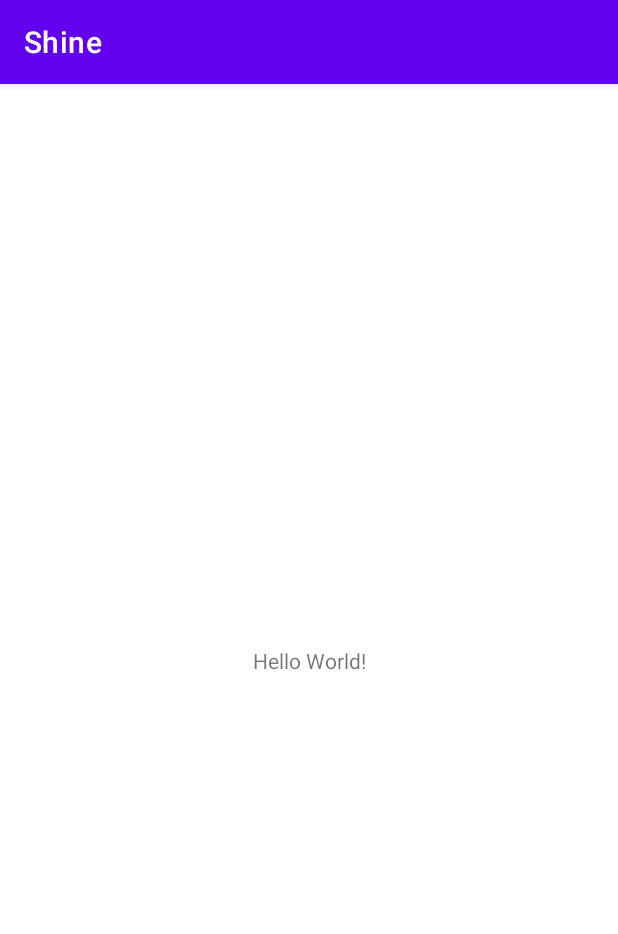
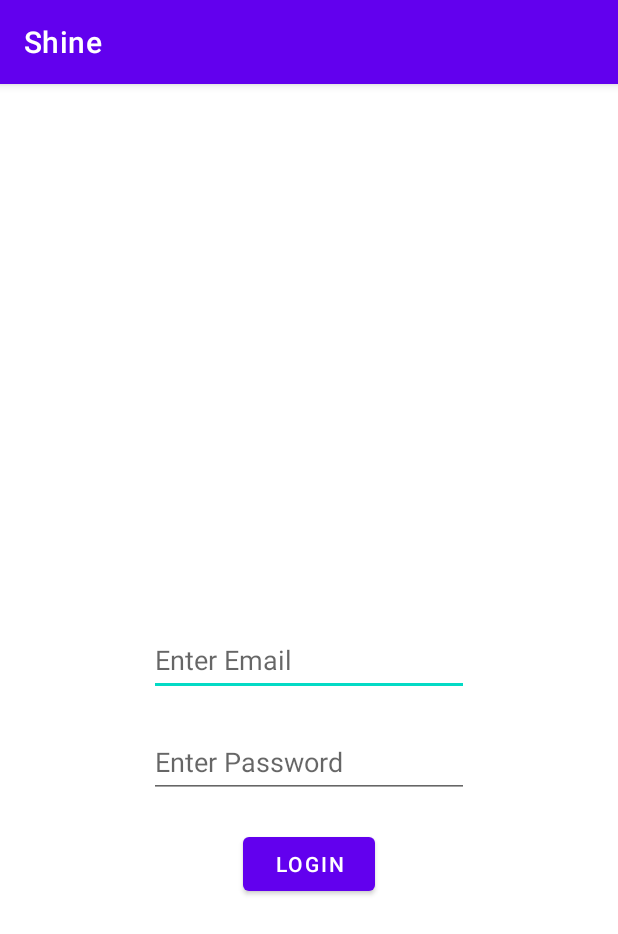
Before and after one commit to amalik23/Shine, an Android app: the screen it shows after launch (MainActivity), on a phone screen of 412 x 824 dp. Shown: the top 934 px of the screen. Run offline under Robolectric (Android 15) with nearby library versions, the phone set to English and light mode, and no system bars.

Commit message:
Added login and very bare bones home screen. Checks for any email and password entered and puts in shared preferences. Remembers if the user logged in already and goes to the home screen.

```diff
--- a/app/src/main/AndroidManifest.xml
+++ b/app/src/main/AndroidManifest.xml
@@ -10,6 +10,9 @@
         android:supportsRtl="true"
         android:theme="@style/Theme.Shine">
         <activity
+            android:name=".HomeScreenActivity"
+            android:exported="false" />
+        <activity
             android:name=".MainActivity"
             android:exported="true">
             <intent-filter>
--- a/app/src/main/res/layout/activity_main.xml
+++ b/app/src/main/res/layout/activity_main.xml
@@ -6,13 +6,50 @@
     android:layout_height="match_parent"
     tools:context=".MainActivity">
 
-    <TextView
+    <EditText
+        android:id="@+id/editTextTextEmailAddress"
         android:layout_width="wrap_content"
         android:layout_height="wrap_content"
-        android:text="Hello World!"
+        android:ems="10"
+        android:hint="@string/enter_email"
+        android:importantForAutofill="no"
+        android:inputType="textEmailAddress"
+        android:minHeight="48dp"
         app:layout_constraintBottom_toBottomOf="parent"
-        app:layout_constraintLeft_toLeftOf="parent"
-        app:layout_constraintRight_toRightOf="parent"
-        app:layout_constraintTop_toTopOf="parent" />
+        app:layout_constraintEnd_toEndOf="parent"
+        app:layout_constraintHorizontal_bias="0.5"
+        app:layout_constraintStart_toStartOf="parent"
+        app:layout_constraintTop_toTopOf="parent"
+        tools:ignore="TextContrastCheck" />
+
+    <EditText
+        android:id="@+id/editTextTextPassword"
+        android:layout_width="wrap_content"
+        android:layout_height="wrap_content"
+        android:layout_marginTop="20dp"
+        android:layout_marginBottom="20dp"
+        android:ems="10"
+        android:hint="@string/enter_password"
+        android:importantForAutofill="no"
+        android:inputType="textPassword"
+        android:minHeight="48dp"
+        app:layout_constraintBottom_toTopOf="@+id/button"
+        app:layout_constraintEnd_toEndOf="parent"
+        app:layout_constraintHorizontal_bias="0.5"
+        app:layout_constraintStart_toStartOf="parent"
+        app:layout_constraintTop_toBottomOf="@+id/editTextTextEmailAddress"
+        tools:ignore="TextContrastCheck" />
+
+    <Button
+        android:id="@+id/button"
+        android:layout_width="wrap_content"
+        android:layout_height="wrap_content"
+        android:layout_marginTop="20dp"
+        android:text="@string/login"
+        android:onClick="login"
+        app:layout_constraintEnd_toEndOf="parent"
+        app:layout_constraintHorizontal_bias="0.5"
+        app:layout_constraintStart_toStartOf="parent"
+        app:layout_constraintTop_toBottomOf="@+id/editTextTextPassword" />
 
 </androidx.constraintlayout.widget.ConstraintLayout>
--- a/app/src/main/res/values/strings.xml
+++ b/app/src/main/res/values/strings.xml
@@ -1,3 +1,9 @@
 <resources>
     <string name="app_name">Shine</string>
+    <string name="enter_email">Enter Email</string>
+    <string name="enter_password">Enter Password</string>
+    <string name="login">Login</string>
+    <string name="logout">Logout</string>
+    <string name="temp_text">Temp Text</string>
+    <string name="add_transaction">Add Transaction</string>
 </resources>
```
Also changed, not shown: app/src/main/java/com/example/shine/HomeScreenActivity.java (added, +78 -0 lines), app/src/main/java/com/example/shine/MainActivity.java (+86 -0 lines), app/src/main/res/layout/activity_home_screen.xml (added, +18 -0 lines), app/src/main/res/menu/home_screen_menu.xml (added, +12 -0 lines).
